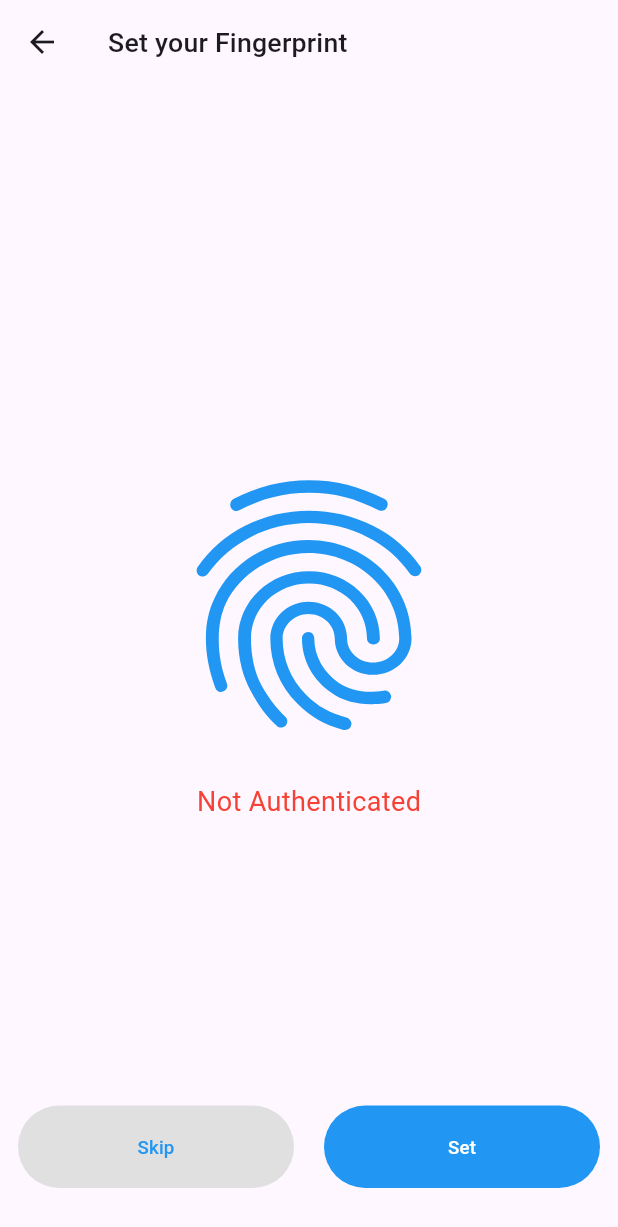
After one commit to mohammedezz20/E_Learnning_App, a Flutter app: the FingerprintAuthScreen screen opened directly, on a phone screen of 412 x 824 dp. The commit adds this screen. Shown: the top 1227 px of the screen. Run offline on Flutter 3.47's test engine with Material 3 defaults, Android fonts, the phone set to English and light mode, and no system bars; our stand-ins replace awesome_snackbar_content, bloc, country_picker, curved_navigation_bar, dartz, device_info_plus and 17 more; accounts and stored records are empty.

```diff
--- a/lib/config/themes/colors.dart
+++ b/lib/config/themes/colors.dart
@@ -17,5 +17,7 @@ class AppColor {
   static const Color schedulemeetingColor = Color(0xffff8093);
   static Color lightBlueColor = Colors.lightBlue[50]!;
   static const Color blueColor=Colors.blue;
+  static Color? greyColor=Colors.grey[300];
+
 
 }
--- a/lib/core/utils/widgets/custom_button.dart
+++ b/lib/core/utils/widgets/custom_button.dart
@@ -9,12 +9,13 @@ class CustomButton extends StatelessWidget {
       required this.text,
       this.height,
       this.padding,
-      this.onPressed});
+      this.onPressed, this.textColor});
 
   final Color backgroundColor;
   final double width;
   final double? height;
   final double? padding;
+  final Color? textColor;
   final String text;
   final void Function()? onPressed;
 
@@ -37,7 +38,7 @@ class CustomButton extends StatelessWidget {
           style: Theme.of(context)
               .textTheme
               .titleSmall!
-              .copyWith(fontWeight: FontWeight.w500, color: Colors.white),
+              .copyWith(fontWeight: FontWeight.w500, color:textColor?? Colors.white),
         ),
       ),
     );
--- /dev/null
+++ b/lib/features/Auth/presentation/pages/local auth/finger_print_screen.dart
@@ -0,0 +1,107 @@
+import 'package:e_learning_app/config/themes/colors.dart';
+import 'package:e_learning_app/core/utils/widgets/custom_button.dart';
+import 'package:flutter/material.dart';
+import 'package:local_auth/local_auth.dart';
+
+class FingerprintAuthScreen extends StatefulWidget {
+  @override
+  _FingerprintAuthScreenState createState() => _FingerprintAuthScreenState();
+}
+
+class _FingerprintAuthScreenState extends State<FingerprintAuthScreen> {
+  final LocalAuthentication _auth = LocalAuthentication();
+  String _authStatus = "Not Authenticated";
+  bool _isFingerprintSet = false;
+
+  Future<void> _authenticate() async {
+    bool authenticated = false;
+
+    try {
+      setState(() {
+      });
+      authenticated = await _auth.authenticate(
+        localizedReason: 'Scan your fingerprint or enter PIN to authenticate',
+        options: const AuthenticationOptions(
+          stickyAuth: true,
+          useErrorDialogs: true,
+        ),
+      );
+
+      if (authenticated) {
+        setState(() {
+          _isFingerprintSet = true;
+          _authStatus = "Fingerprint set successfully!";
+        });
+      } else {
+        setState(() {
+          _authStatus = "Failed to authenticate";
+        });
+      }
+    } catch (e) {
+      setState(() {
+        _authStatus = "Error: $e";
+      });
+    } finally {
+      setState(() {
+      });
+    }
+  }
+
+  @override
+  Widget build(BuildContext context) {
+    return Scaffold(
+      appBar: AppBar(
+        title: const Text('Set your Fingerprint'),
+      ),
+      body: Center(
+        child: Padding(
+          padding: const EdgeInsets.all(12.0),
+          child: Column(
+            mainAxisAlignment: MainAxisAlignment.center,
+            children: [
+             SizedBox(height: MediaQuery.of(context).size.height/3.5),
+              const Icon(Icons.fingerprint, size: 200, color: Colors.blue),
+              const SizedBox(height: 20),
+              Text(
+                _authStatus,
+                style: TextStyle(
+                  fontSize: 18,
+                  color: _authStatus == "Fingerprint set successfully!"
+                      ? Colors.green
+                      : Colors.red,
+                ),
+              ),
+              const Spacer(),
+              Row(
+                mainAxisAlignment: MainAxisAlignment.spaceEvenly,
+                children: [
+                  Expanded(
+                    child: CustomButton(backgroundColor: AppColor.greyColor!,textColor:AppColor.blueColor,
+                     width: double.infinity, text: 'Skip' ),
+
+                    // child: ElevatedButton(
+                    //   onPressed: () {},
+                    //   child: const Text('Skip'),
+                    // ),
+                  ),
+                  SizedBox(width: 20),
+                  Expanded(
+                    child: CustomButton(backgroundColor: AppColor.blueColor,
+                     width: double.infinity, text:_isFingerprintSet ? 'Continue' : 'Set' ),
+                    // child: ElevatedButton(
+                    //   onPressed: _isFingerprintSet ? () {
+                    //     Navigator.pop(context);
+                    //   } : _authenticate,
+                    //   child: Text(_isFingerprintSet ? 'Continue' : 'Set'),
+                    // ),
+                  ),
+                ],
+              ),
+              const SizedBox(height: 20),
+            ],
+          ),
+        ),
+      ),
+    );
+  }
+}
--- a/lib/main.dart
+++ b/lib/main.dart
@@ -1,6 +1,7 @@
 import 'package:e_learning_app/bloc_observer.dart';
 import 'package:e_learning_app/core/Get%20it/setup_locator.dart';
 import 'package:e_learning_app/core/cach_helper.dart';
+import 'package:e_learning_app/core/dio_helper.dart';
 import 'package:e_learning_app/runapp.dart';
 import 'package:flutter/material.dart';
 import 'package:flutter_bloc/flutter_bloc.dart';
@@ -12,6 +13,7 @@ Future<void> main() async {
   await di.init();
   setupLocator();
   await CachHelper.init();
+  await DioHelper.init();
   bool isLogin = CachHelper.getData(key: 'isLogin') ?? false;
   bool isArabic = CachHelper.getData(key: 'isArabic') ?? false;
   bool isDark = CachHelper.getData(key: 'isDark') ?? false;
```
Also changed, not shown: lib/features/Auth/presentation/pages/local auth/pin_pass_screen.dart (added, +95 -0 lines), pubspec.lock.
